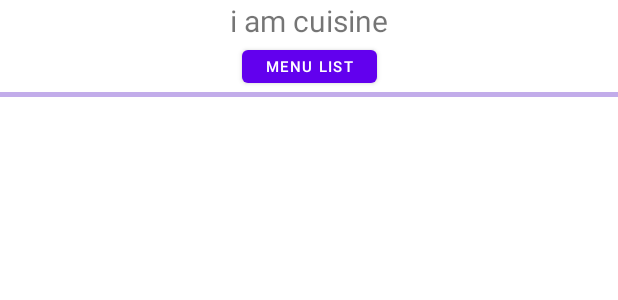
After one commit to gitSanjoo/AndroidTraining, an Android app: the layout list_cusine.xml on its own in the app's theme, with its tools: preview values and no code run, on a phone screen of 412 x 824 dp. The commit adds this screen. Shown: the top 300 px of the screen. Run offline under Robolectric (Android 15) with nearby library versions, the phone set to English and light mode, and no system bars.

Commit message:
trying to create cusines activity and it's adapter

```diff
--- /dev/null
+++ b/app/src/main/res/layout/list_cusine.xml
@@ -0,0 +1,44 @@
+<?xml version="1.0" encoding="utf-8"?>
+<androidx.constraintlayout.widget.ConstraintLayout xmlns:android="http://schemas.android.com/apk/res/android"
+    android:layout_width="match_parent"
+    android:layout_height="match_parent"
+    xmlns:app="http://schemas.android.com/apk/res-auto">
+
+    <TextView
+        android:id="@+id/cuisine_name"
+        android:layout_width="match_parent"
+        android:layout_height="wrap_content"
+        android:text="i am cuisine"
+        app:layout_constraintStart_toStartOf="parent"
+        app:layout_constraintTop_toTopOf="parent"
+        app:layout_constraintEnd_toEndOf="parent"
+        android:textAlignment="center"
+        android:textSize="20dp"
+
+        />
+    <Button
+        android:id="@+id/cuisine_Button"
+        android:layout_width="wrap_content"
+        android:layout_height="wrap_content"
+        app:layout_constraintTop_toBottomOf="@+id/cuisine_name"
+        app:layout_constraintStart_toStartOf="parent"
+        app:layout_constraintEnd_toEndOf="parent"
+        android:text="Menu List"
+        android:textSize="10dp"
+        android:minHeight="25dp"/>
+
+<!--    <androidx.recyclerview.widget.RecyclerView-->
+<!--        android:id="@+id/menu_list"-->
+<!--        android:layout_width="match_parent"-->
+<!--        android:layout_height="wrap_content"-->
+<!--        app:layout_constraintStart_toStartOf="parent"-->
+<!--        app:layout_constraintTop_toBottomOf="@+id/cuisine_name"/>-->
+    <LinearLayout
+        android:layout_width="match_parent"
+        android:layout_height="3dp"
+        android:background="#C2ACEA"
+        app:layout_constraintStart_toStartOf="parent"
+        app:layout_constraintTop_toBottomOf="@+id/cuisine_Button"
+        />
+
+</androidx.constraintlayout.widget.ConstraintLayout>
```
Also changed, not shown: app/src/main/AndroidManifest.xml (+8 -7 lines), app/src/main/java/com/sanjoo/androidtraining/DefaultRestaurantDataProvider.java (+14 -0 lines), app/src/main/java/com/sanjoo/androidtraining/Interfaces/CusineRecyclerViewInterface.java (added, +7 -0 lines), app/src/main/java/com/sanjoo/androidtraining/actvities/AllCuisineActivity.java (added, +23 -0 lines), app/src/main/java/com/sanjoo/androidtraining/adapters/AllCuisineListAdapter.java (added, +74 -0 lines), app/src/main/res/layout/activity_all_cuisine.xml (added, +12 -0 lines), app/src/main/res/layout/list_menu_item.xml (+7 -0 lines).
